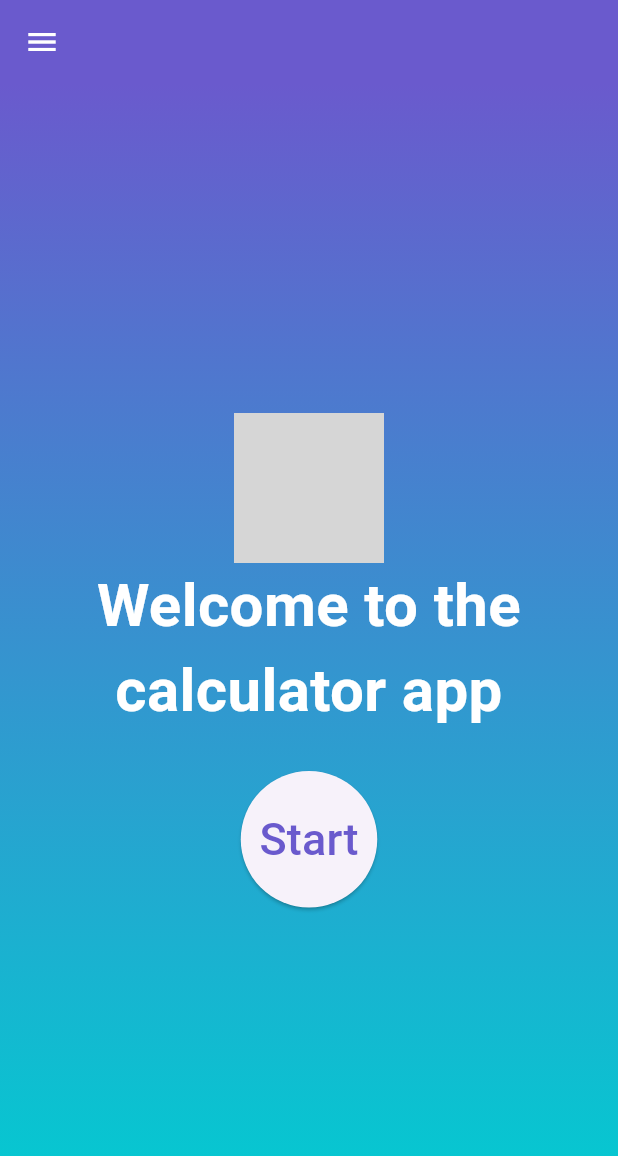
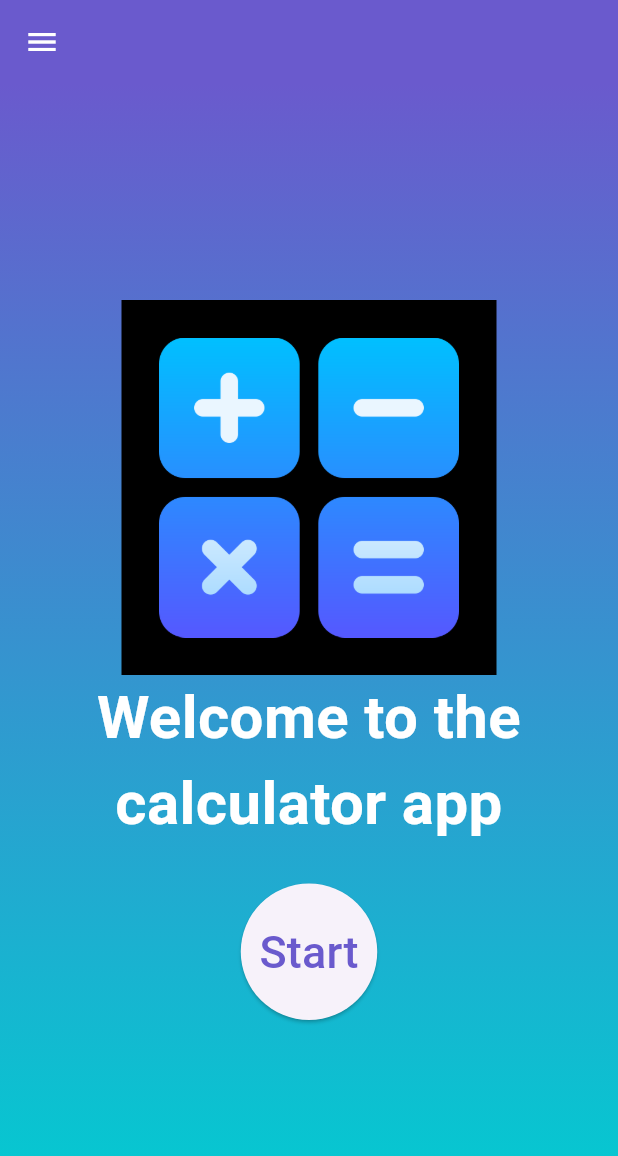
Before and after one commit to OmAlKml/Calculator, a Flutter app: the screen it shows after launch, on a phone screen of 412 x 824 dp. Shown: the top 1156 px of the screen. Run offline on Flutter 3.47's test engine with Material 3 defaults, Android fonts, the phone set to English and light mode, and no system bars; Roboto replaces fonts that are missing (cairo); grey boxes are pictures that could not be loaded.

Commit message:
Put app_logo in home screen with improve code

```diff
--- a/lib/screens/home/home_screen.dart
+++ b/lib/screens/home/home_screen.dart
@@ -44,10 +44,18 @@ class _HomeScreenState extends State<HomeScreen> {
         child: Column(
           mainAxisAlignment: MainAxisAlignment.center,
           children: [
-            Image.asset(
-              "assets/images/app_logo.png",
-              width: 100,
-              height: 100,
+            Container(
+              color: Colors.black,
+              height: 250,
+              width: 250,
+              alignment: Alignment.center,
+              child: Image.asset(
+                'assets/images/app_logo.png',
+                width: 200,
+                height: 400,
+                fit: BoxFit.contain,
+                colorBlendMode: BlendMode.darken,
+              ),
             ),
             const Text(
               "Welcome to the calculator app",
```
Also changed, not shown: pubspec.yaml (+1 -67 lines).
